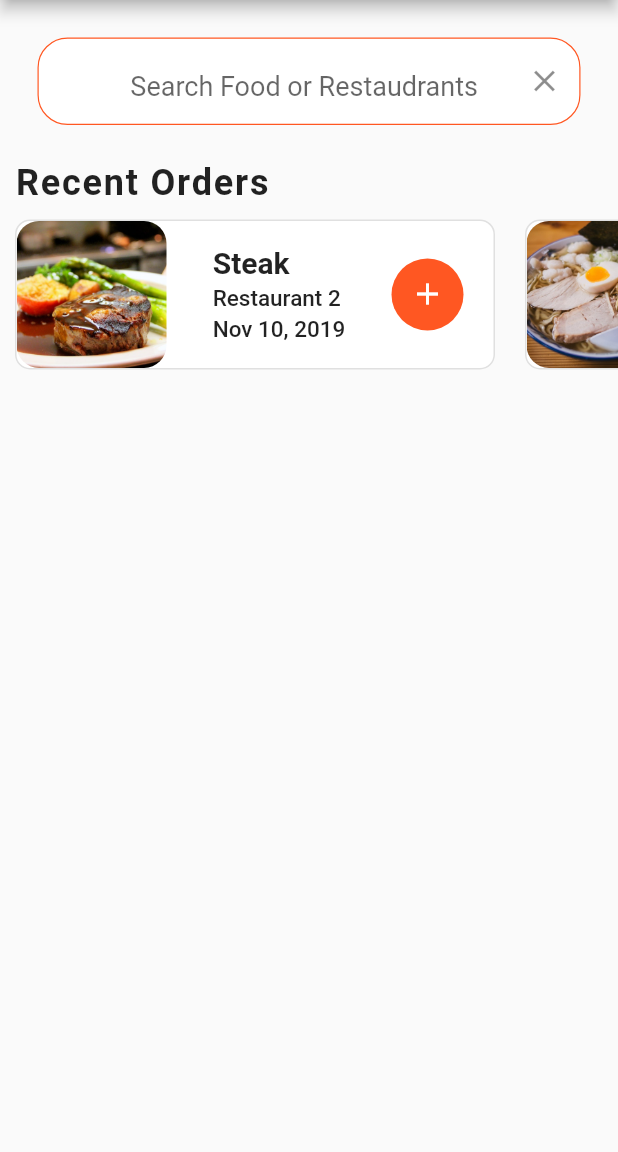
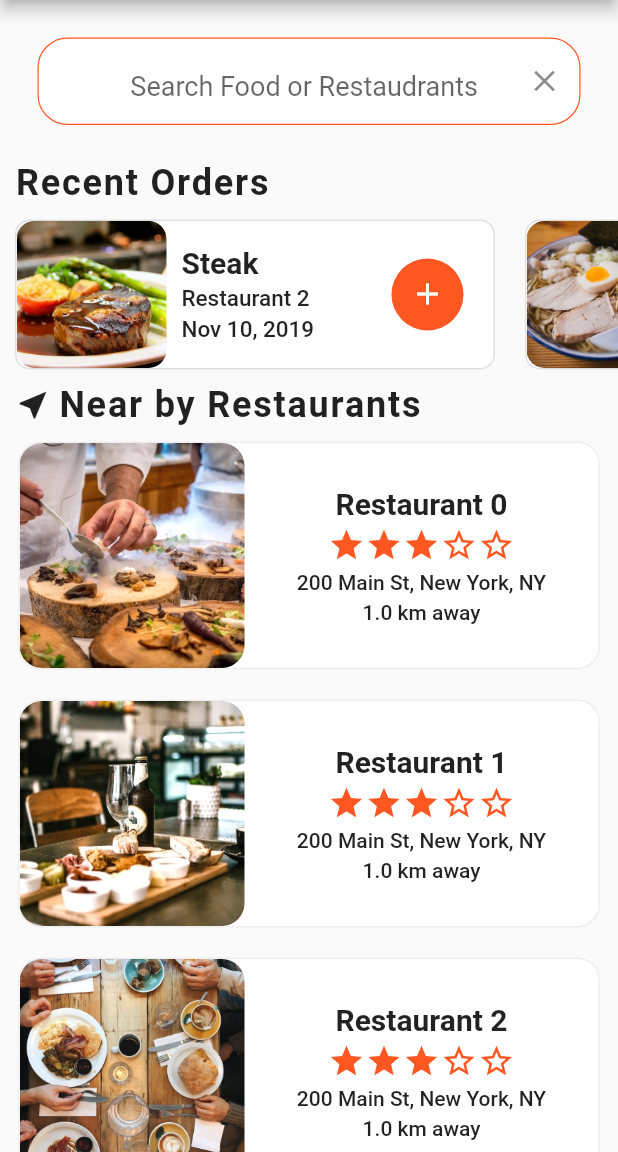
Before and after one commit to swaraj961/FoodDeliveryApp, a Flutter app: the screen it shows after launch, on a phone screen of 412 x 824 dp, the part 84-1236 px from its top. Run offline on Flutter 3.47's test engine with Material 2 defaults, Android fonts, the phone set to English and light mode, and no system bars; drawn by our look-alikes of smooth_star_rating.

Commit message:
Nearby Restaurants page Added HomePage done

```diff
--- a/lib/pages/home.dart
+++ b/lib/pages/home.dart
@@ -1,5 +1,8 @@
 import 'package:flutter/material.dart';
+import 'package:foodie/data/data.dart';
+import 'package:foodie/models/restaurant.dart';
 import 'package:foodie/widgets/recent_orders.dart';
+import 'package:smooth_star_rating/smooth_star_rating.dart';
 
 class HomePage extends StatefulWidget {
   @override
@@ -7,6 +10,88 @@ class HomePage extends StatefulWidget {
 }
 
 class _HomePageState extends State<HomePage> {
+  double rating = 3.0;
+  buildRestaudrants() {
+    List<Widget> restaurantslist = [];
+
+    restaurants.forEach(
+      (Restaurant restE) {
+        //instance 0f restaurant model
+        restaurantslist.add(
+          Container(
+            margin: EdgeInsets.symmetric(vertical: 10, horizontal: 2),
+            decoration: BoxDecoration(
+              // boxShadow: [BoxShadow(color:Colors.grey,offset: Offset(10, 10),blurRadius: 10)],
+              color: Colors.white,
+              borderRadius: BorderRadius.circular(15),
+              border: Border.all(width: 1, color: Colors.grey.shade200),
+            ),
+            child: Row(
+              children: <Widget>[
+                ClipRRect(
+                  borderRadius: BorderRadius.circular(15),
+                  child: Image(
+                    fit: BoxFit.cover,
+                    height: 150,
+                    width: 150,
+                    image: AssetImage(restE.imageUrl),
+                  ),
+                ),
+                Expanded(
+                  child: Container(
+                    margin: EdgeInsets.all(15),
+                    child: Column(
+                      children: <Widget>[
+                        Text(
+                          restE.name,
+                          style: TextStyle(
+                              fontSize: 20, fontWeight: FontWeight.bold),
+                          overflow: TextOverflow.ellipsis,
+                        ),
+                        SizedBox(
+                          height: 4,
+                        ),
+                        SmoothStarRating(
+                          starCount: 5,
+                          rating: rating,
+                          onRatingChanged: (newrating) {
+                            setState(() {
+                              rating = newrating;
+                            });
+                          },
+                        ),
+                        SizedBox(
+                          height: 4,
+                        ),
+                        Text(restE.address,
+                            style: TextStyle(
+                              fontSize: 14,
+                              fontWeight: FontWeight.w500,
+                            ),
+                            overflow: TextOverflow.ellipsis),
+                        SizedBox(
+                          height: 4,
+                        ),
+                        Text('1.0 km away',
+                            style: TextStyle(
+                                fontSize: 14, fontWeight: FontWeight.w500),
+                            overflow: TextOverflow.ellipsis),
+                      ],
+                    ),
+                  ),
+                ),
+              ],
+            ),
+          ),
+        );
+      },
+    );
+
+    return Column(
+      children: restaurantslist,
+    );
+  }
+
   @override
   Widget build(BuildContext context) {
     return ListView(
@@ -42,6 +127,28 @@ class _HomePageState extends State<HomePage> {
           ),
         ),
         RecentOrders(),
+        Padding(
+          padding: EdgeInsets.symmetric(horizontal: 10),
+          child: Column(
+            crossAxisAlignment: CrossAxisAlignment.start,
+            children: <Widget>[
+              Row(
+                children: <Widget>[
+                  Icon(Icons.near_me),
+                  SizedBox(width: 5),
+                  Text(
+                    'Near by Restaurants',
+                    style: TextStyle(
+                        fontWeight: FontWeight.bold,
+                        fontSize: 24,
+                        letterSpacing: 1.2),
+                  ),
+                ],
+              ),
+              buildRestaudrants(),
+            ],
+          ),
+        )
       ],
     );
   }
--- a/lib/widgets/recent_orders.dart
+++ b/lib/widgets/recent_orders.dart
@@ -1,6 +1,7 @@
 import 'package:foodie/data/data.dart';
 import 'package:foodie/models/order.dart';
 import 'package:flutter/material.dart';
+
 
 class RecentOrders extends StatelessWidget {
   buildRecentOrder(BuildContext context, Order order) => Container(
@@ -14,7 +15,7 @@ class RecentOrders extends StatelessWidget {
             color: Colors.grey.shade300,
           ),
         ),
-        child: Row(
+        child: Row( // last wapper to spaceb/w
           //main
           mainAxisAlignment: MainAxisAlignment.spaceBetween,
           children: <Widget>[
@@ -23,7 +24,7 @@ class RecentOrders extends StatelessWidget {
               children: <Widget>[
                 ClipRRect(
                   //rounded image corners
-                  borderRadius: BorderRadius.circular(15),
+                  borderRadius: BorderRadius.circular(12),
                   child: Image(
                     height: 100,
                     width: 100,
@@ -33,7 +34,8 @@ class RecentOrders extends StatelessWidget {
                 ),
               ],
             ),
-            Container(
+            Expanded(
+                          child: Container(
                 //wrapped with it not padding due to button and lot letting  text to touch the button
                 margin: EdgeInsets.all(10),
                 child: Column(
@@ -66,6 +68,7 @@ class RecentOrders extends StatelessWidget {
                       overflow: TextOverflow.ellipsis,
                     ),
                   ],
+                ),
               ),
             ),
             Container(
@@ -105,7 +108,8 @@ class RecentOrders extends StatelessWidget {
           width: double.infinity,
           // color: Colors.blueAccent,
           child: ListView.builder(
-            // for iteam returns
+         physics: BouncingScrollPhysics(), //bouncing effect
+
             scrollDirection: Axis.horizontal,
             itemCount: currentUser.orders.length,
             itemBuilder: (BuildContext context, int index) {
--- a/pubspec.yaml
+++ b/pubspec.yaml
@@ -23,6 +23,7 @@ dependencies:
   # The following adds the Cupertino Icons font to your application.
   # Use with the CupertinoIcons class for iOS style icons.
   cupertino_icons: ^0.1.2
+  smooth_star_rating: 1.0.4+2
 
 dev_dependencies:
   flutter_test:
```
Also changed, not shown: pubspec.lock. Lines whose indentation alone changed are shown as unchanged.
